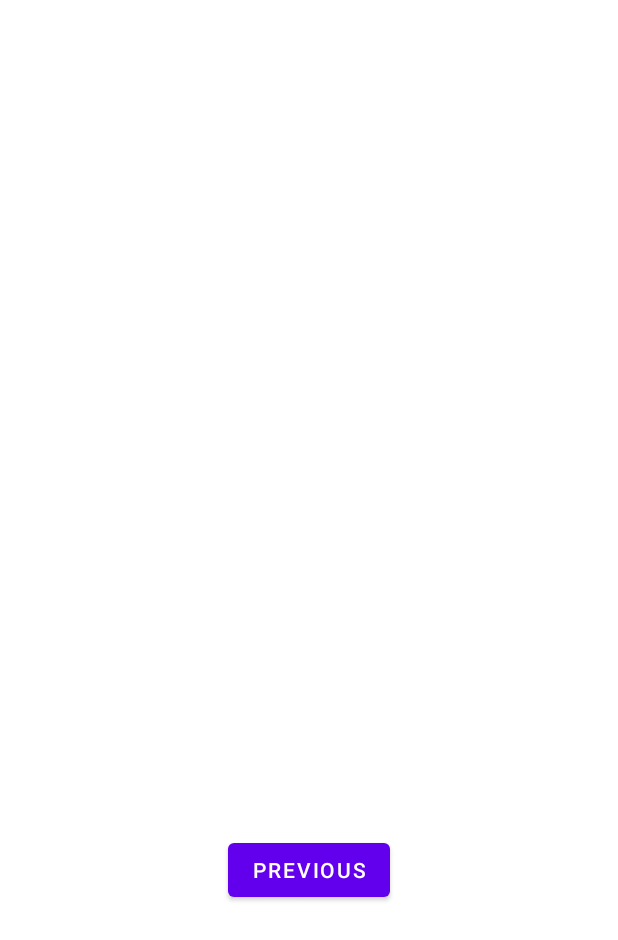
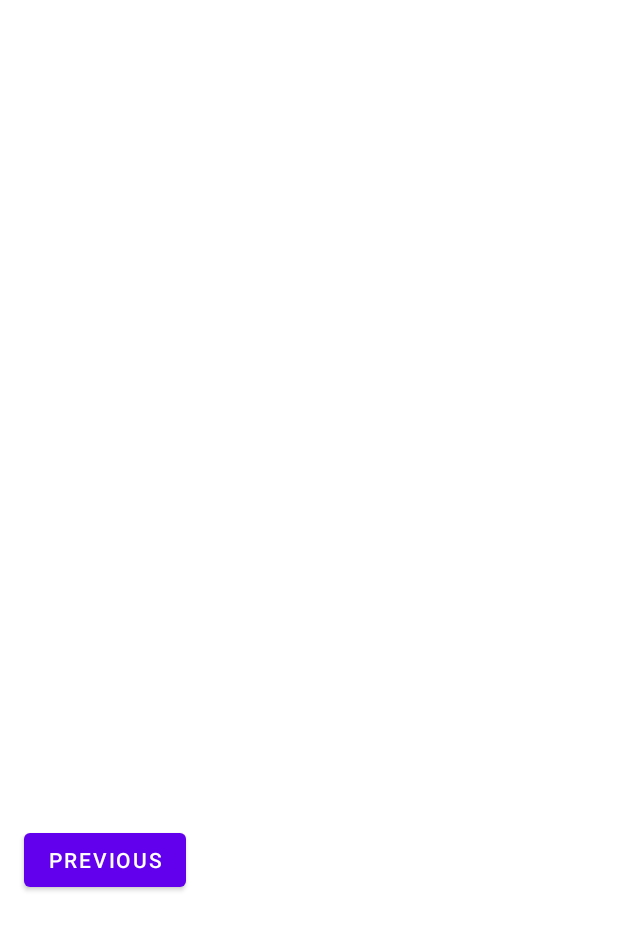
Before and after one commit to FrancoisGeremie/PTI_Minotaure, an Android app: the layout fragment_second.xml on its own in the app's theme, with its tools: preview values and no code run, on a phone screen of 412 x 824 dp. Shown: the top 940 px of the screen. Run offline under Robolectric (Android 15) with nearby library versions, the phone set to English and light mode, and no system bars.

Commit message:
prédiction opérationnelles

```diff
--- a/app/src/main/java/com/example/pti_minautore/SecondFragment.kt
+++ b/app/src/main/java/com/example/pti_minautore/SecondFragment.kt
@@ -15,6 +15,7 @@ import androidx.navigation.fragment.findNavController
 import com.google.mlkit.vision.common.InputImage
 import com.google.mlkit.vision.text.Text
 import com.google.mlkit.vision.text.TextRecognition
+import kotlin.system.measureTimeMillis
 
 
 /**
@@ -34,11 +35,11 @@ class SecondFragment : Fragment() {
         super.onViewCreated(view, savedInstanceState)
 
 
+
+        val timeInMillis = measureTimeMillis(){
             val iv = view.findViewById<ImageView>(R.id.imageView2)
 
             iv.visibility = View.VISIBLE
-
-
             val bitmap: Bitmap = iv.drawable.toBitmap()
 
             val image = InputImage.fromBitmap(bitmap, 0)
@@ -61,8 +62,11 @@ class SecondFragment : Fragment() {
                     // Task failed with an exception
                     // ...
                 }
+        }
+        println("(The operation took $timeInMillis ms)")
+        val et2 = view.findViewById<TextView>(R.id.textView2)
 
-
+        et2.text = timeInMillis.toString()+" ms"
 
         view.findViewById<Button>(R.id.button_second).setOnClickListener {
             findNavController().navigate(R.id.action_SecondFragment_to_FirstFragment)
--- a/app/src/main/res/layout/fragment_second.xml
+++ b/app/src/main/res/layout/fragment_second.xml
@@ -11,12 +11,13 @@
         android:id="@+id/imageView2"
         android:layout_width="wrap_content"
         android:layout_height="wrap_content"
+        android:src="@drawable/boucle1"
+        android:visibility="invisible"
         app:layout_constraintBottom_toTopOf="@id/button_second"
         app:layout_constraintEnd_toEndOf="parent"
+        app:layout_constraintHorizontal_bias="0.0"
         app:layout_constraintStart_toStartOf="parent"
-        app:layout_constraintTop_toTopOf="parent"
-        android:visibility="invisible"
-        android:src="@drawable/boucle" />
+        app:layout_constraintTop_toTopOf="parent" />
 
     <Button
         android:id="@+id/button_second"
@@ -25,9 +26,9 @@
         android:text="@string/previous"
         app:layout_constraintBottom_toBottomOf="parent"
         app:layout_constraintEnd_toEndOf="parent"
+        app:layout_constraintHorizontal_bias="0.052"
         app:layout_constraintStart_toStartOf="parent"
-        app:layout_constraintTop_toBottomOf="@id/imageView2"
-         />
+        app:layout_constraintTop_toBottomOf="@id/imageView2" />
 
     <TextView
         android:id="@+id/textView"
@@ -39,5 +40,13 @@
         app:layout_constraintStart_toStartOf="parent"
         app:layout_constraintTop_toBottomOf="@+id/imageView2" />
 
+    <TextView
+        android:id="@+id/textView2"
+        android:layout_width="wrap_content"
+        android:layout_height="wrap_content"
+        android:text=""
+        tools:layout_editor_absoluteX="344dp"
+        tools:layout_editor_absoluteY="702dp" />
+
 
 </androidx.constraintlayout.widget.ConstraintLayout>
```
Lines whose indentation alone changed are shown as unchanged.
